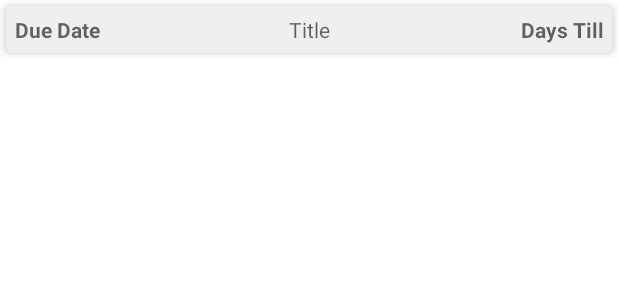
After one commit to TakuMapani/DaysTill, an Android app: the layout recycler_view_item.xml on its own in the app's theme, with its tools: preview values and no code run, on a phone screen of 412 x 824 dp. The commit adds this screen. Shown: the top 300 px of the screen. Run offline under Robolectric (Android 15) with nearby library versions, the phone set to English and light mode, and no system bars.

Commit message:
Create simple recycler view layout and currently working on the recycler view adapter

```diff
--- /dev/null
+++ b/app/src/main/res/layout/recycler_view_item.xml
@@ -0,0 +1,53 @@
+<?xml version="1.0" encoding="utf-8"?>
+<LinearLayout xmlns:android="http://schemas.android.com/apk/res/android"
+    xmlns:app="http://schemas.android.com/apk/res-auto"
+    android:layout_width="match_parent"
+    android:layout_height="wrap_content">
+
+    <androidx.cardview.widget.CardView
+        android:layout_width="match_parent"
+        android:layout_height="match_parent"
+        android:layout_margin="4dp"
+        android:layout_weight="1"
+        app:cardBackgroundColor="#EFEFEF"
+        app:cardCornerRadius="4dp"
+        app:cardElevation="4dp"
+        app:contentPadding="2dp">
+
+        <LinearLayout
+            android:layout_width="match_parent"
+            android:layout_height="match_parent"
+            android:layout_margin="4dp"
+            android:orientation="horizontal">
+
+            <TextView
+                android:id="@+id/eventTitleTV"
+                android:layout_width="wrap_content"
+                android:layout_height="wrap_content"
+                android:layout_weight="1"
+                android:hint="Due Date"
+                android:textColor="#000000"
+                android:textStyle="bold" />
+
+            <TextView
+                android:id="@+id/dueDateTV"
+                android:layout_width="wrap_content"
+                android:layout_height="wrap_content"
+                android:layout_weight="1"
+                android:hint="Title"
+                android:textAlignment="center"
+                android:textColor="#000000" />
+
+            <TextView
+                android:id="@+id/daysTillEventTV"
+                android:layout_width="wrap_content"
+                android:layout_height="wrap_content"
+                android:layout_weight="1"
+                android:hint="Days Till"
+                android:textAlignment="textEnd"
+                android:textColor="#000000"
+                android:textStyle="bold" />
+        </LinearLayout>
+    </androidx.cardview.widget.CardView>
+
+</LinearLayout>
```
Also changed, not shown: app/src/main/java/com/mawatani/daystill/adapters/DaysTillAdapter.kt (added, +61 -0 lines), app/src/main/res/drawable/add_vector.xml (added, +10 -0 lines), app/src/main/res/layout/content_main.xml (+6 -6 lines).
